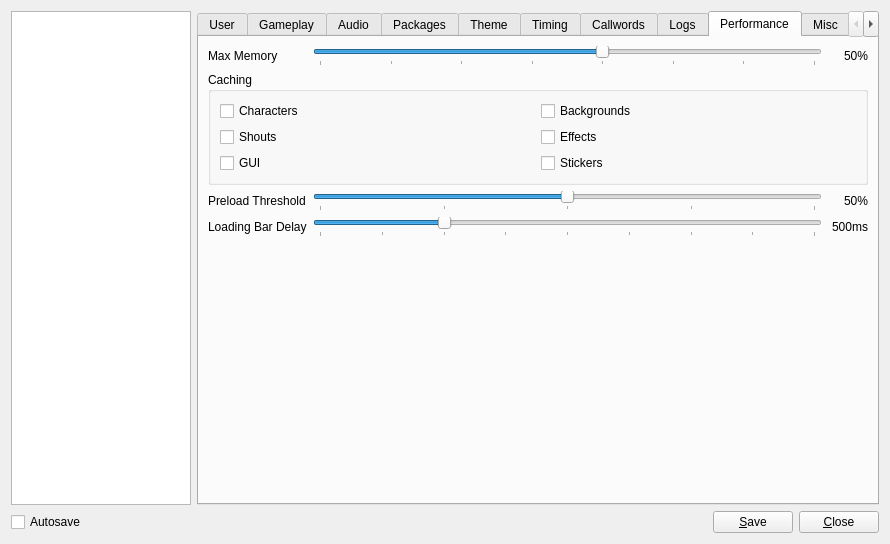
Mystery-Novel-Online/MNO-Client, file res/ui/config_panel.ui: the form before one commit.
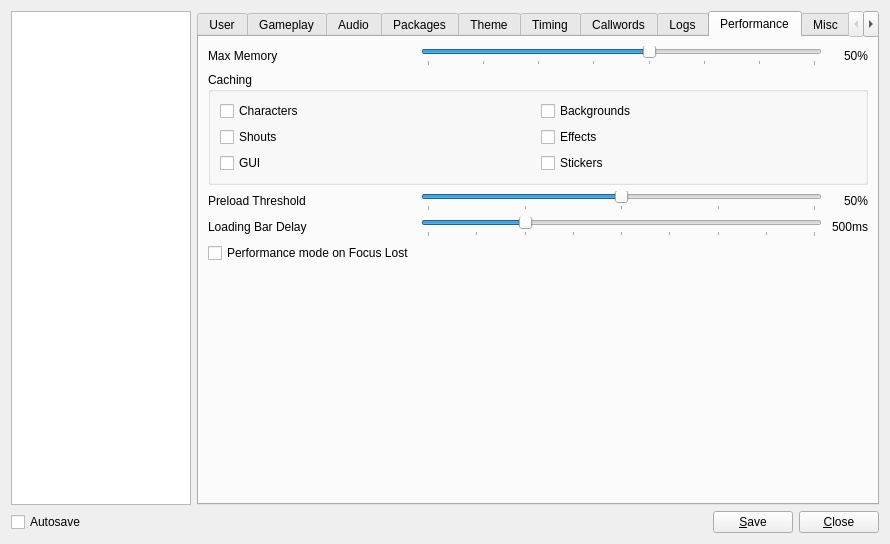
The form after the commit. The open tabs and pages were chosen to show the change.

Commit message: Config option for performance on focus loss

```diff
--- a/res/ui/config_panel.ui
+++ b/res/ui/config_panel.ui
@@ -1441,7 +1441,7 @@
            </item>
           </layout>
          </item>
-         <item row="4" column="0" colspan="2">
+         <item row="5" column="0" colspan="2">
           <spacer name="verticalSpacer_6">
            <property name="orientation">
             <enum>Qt::Vertical</enum>
@@ -1508,6 +1508,13 @@
            </layout>
           </widget>
          </item>
+         <item row="4" column="0">
+          <widget class="QCheckBox" name="focus_performance_mode">
+           <property name="text">
+            <string>Performance mode on Focus Lost</string>
+           </property>
+          </widget>
+         </item>
         </layout>
        </widget>
        <widget class="QWidget" name="tab_13">
```
Left out of the diff: 2 changed lines with no effect on the pictures. The commit also changes 5 other files.
